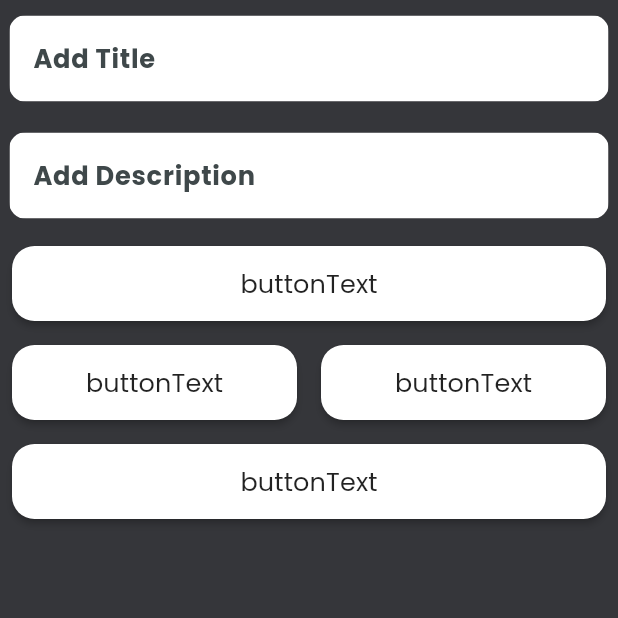
After one commit to Thepilli/todo_app, a Flutter app: the AddTaskScreen screen opened directly, on a phone screen of 412 x 824 dp, the top half of it. The commit adds this screen. Run offline on Flutter 3.47's test engine with Material 2 defaults, Android fonts, the light colour scheme and no system bars; our stand-ins replace country_picker, firebase_auth, firebase_core, flutter_hooks, flutter_screenutil, flutter_vector_icons and 6 more; accounts and stored records are empty; generated files the repository leaves out were written again.

Commit message:
Logout done, TODO dash & todoscreen

```diff
--- a/lib/core/colors.dart
+++ b/lib/core/colors.dart
@@ -3,7 +3,7 @@ import 'package:flutter/material.dart';
 class AppColors {
   const AppColors._();
 
-  static const tPrimaryColor = Color(0xFFFFE400);
+  static const tPrimaryColor = Colors.cyan;
   static const tSecondaryColor = Color(0xFF272727);
   static const tAccentColor = Color(0xFF001BFF);
   static const tCardBgColor = Color(0xffffdcbd);
--- a/lib/core/common/widgets/custome_text_field.dart
+++ b/lib/core/common/widgets/custome_text_field.dart
@@ -28,7 +28,9 @@ class CustomTextField extends StatelessWidget {
 
   @override
   Widget build(BuildContext context) {
-    return Container(
+    return Padding(
+      padding: const EdgeInsets.symmetric(vertical: 10),
+      child: Container(
         constraints: const BoxConstraints(maxWidth: 400),
         decoration: BoxDecoration(color: AppColors.light, borderRadius: BorderRadius.all(Radius.circular(AppConst.jRadius))),
         child: TextFormField(
@@ -70,6 +72,7 @@ class CustomTextField extends StatelessWidget {
             ),
           ),
         ),
+      ),
     );
   }
 }
--- a/lib/core/common/widgets/my_material_button.dart
+++ b/lib/core/common/widgets/my_material_button.dart
@@ -3,10 +3,17 @@ import 'package:google_fonts/google_fonts.dart';
 import 'package:todo_app/core/colors.dart';
 
 class MyMaterialButton extends StatelessWidget {
-  const MyMaterialButton({super.key, required this.buttonText, required this.onPressed, required this.isEnabled});
+  const MyMaterialButton({
+    super.key,
+    required this.buttonText,
+    required this.onPressed,
+    required this.isEnabled,
+    this.color = AppColors.light,
+  });
   final String buttonText;
   final VoidCallback? onPressed;
   final bool isEnabled;
+  final Color? color;
 
   @override
   Widget build(BuildContext context) {
@@ -15,7 +22,7 @@ class MyMaterialButton extends StatelessWidget {
       child: MaterialButton(
         disabledColor: AppColors.blackColor.withOpacity(.3),
         onPressed: isEnabled ? onPressed : null,
-        color: AppColors.light,
+        color: color,
         textColor: AppColors.textDarkColor,
         height: 50,
         minWidth: double.maxFinite,
--- a/lib/core/helper/db_helper.dart
+++ b/lib/core/helper/db_helper.dart
@@ -29,4 +29,9 @@ class DBHelper {
     final userData = await localDb.query('users');
     return userData.isNotEmpty;
   }
+
+  static Future<void> deleteUser() async {
+    final localDb = await db();
+    await localDb.delete('users');
+  }
 }
--- a/lib/features/authentication/repository/authentication_repository.dart
+++ b/lib/features/authentication/repository/authentication_repository.dart
@@ -3,8 +3,8 @@ import 'package:flutter/material.dart';
 import 'package:hooks_riverpod/hooks_riverpod.dart';
 import 'package:todo_app/core/helper/db_helper.dart';
 import 'package:todo_app/core/utils/core_utils.dart';
-import 'package:todo_app/features/authentication/views/otp_verification_page.dart';
-import 'package:todo_app/features/todo/views/home_page.dart';
+import 'package:todo_app/features/authentication/views/otp_verification_screen.dart';
+import 'package:todo_app/features/todo/views/home_screen.dart';
 
 final authProvider = Provider((ref) => AuthenticationRepository(auth: FirebaseAuth.instance));
 
@@ -64,7 +64,7 @@ class AuthenticationRepository {
         await DBHelper.createUser(isVerified: true);
         navigator.pushAndRemoveUntil(
           MaterialPageRoute(
-            builder: (context) => const HomePage(),
+            builder: (context) => HomePage(),
           ),
           (route) => false,
         );
--- a/lib/features/authentication/views/login_page.dart
+++ b/lib/features/authentication/views/login_screen.dart
@@ -2,6 +2,7 @@
 
 import 'package:country_picker/country_picker.dart';
 import 'package:flutter/material.dart';
+import 'package:flutter_hooks/flutter_hooks.dart';
 import 'package:flutter_screenutil/flutter_screenutil.dart';
 import 'package:hooks_riverpod/hooks_riverpod.dart';
 import 'package:todo_app/core/appstyle.dart';
@@ -22,7 +23,7 @@ class LoginPage extends HookConsumerWidget {
   @override
   Widget build(BuildContext context, WidgetRef ref) {
     final code = ref.watch(countryCodeProvider);
-    final phoneNumberController = TextEditingController();
+    final phoneNumberController = useTextEditingController();
 
     return Scaffold(
         body: SafeArea(
--- a/lib/features/on_boarding/views/on_boarding_screen.dart
+++ b/lib/features/on_boarding/views/on_boarding_screen.dart
@@ -3,8 +3,8 @@ import 'package:smooth_page_indicator/smooth_page_indicator.dart';
 import 'package:todo_app/core/colors.dart';
 import 'package:todo_app/core/common/widgets/.fading_text.dart';
 import 'package:todo_app/core/common/widgets/white_space.dart';
-import 'package:todo_app/features/on_boarding/views/widgets/first_page.dart';
-import 'package:todo_app/features/on_boarding/views/widgets/second_page.dart';
+import 'package:todo_app/features/on_boarding/views/widgets/first_screen.dart';
+import 'package:todo_app/features/on_boarding/views/widgets/second_screen.dart';
 
 //Onboardig Screen
 // Image
--- a/lib/features/on_boarding/views/widgets/second_page.dart
+++ b/lib/features/on_boarding/views/widgets/second_screen.dart
@@ -2,7 +2,7 @@ import 'package:flutter/material.dart';
 import 'package:todo_app/core/common/widgets/my_material_button.dart';
 import 'package:todo_app/core/common/widgets/white_space.dart';
 import 'package:todo_app/core/strings/image_strings.dart';
-import 'package:todo_app/features/authentication/views/login_page.dart';
+import 'package:todo_app/features/authentication/views/login_screen.dart';
 
 class SecondPage extends StatelessWidget {
   const SecondPage({super.key});
@@ -21,7 +21,7 @@ class SecondPage extends StatelessWidget {
             Navigator.pushReplacement(
                 context,
                 MaterialPageRoute(
-                  builder: (context) => LoginPage(),
+                  builder: (context) => const LoginPage(),
                 ));
           },
         ),
--- /dev/null
+++ b/lib/features/todo/views/add_task_screen.dart
@@ -0,0 +1,37 @@
+import 'package:flutter/material.dart';
+import 'package:flutter_hooks/flutter_hooks.dart';
+import 'package:hooks_riverpod/hooks_riverpod.dart';
+import 'package:todo_app/core/common/widgets/custome_text_field.dart';
+import 'package:todo_app/core/common/widgets/my_material_button.dart';
+
+class AddTaskScreen extends HookConsumerWidget {
+  const AddTaskScreen({super.key});
+
+  @override
+  Widget build(BuildContext context, WidgetRef ref) {
+    final titleController = useTextEditingController();
+    final descriptionController = useTextEditingController();
+    return Scaffold(
+      body: SafeArea(
+        child: Center(
+          child: Column(
+            mainAxisAlignment: MainAxisAlignment.start,
+            crossAxisAlignment: CrossAxisAlignment.center,
+            children: [
+              CustomTextField(controller: titleController, hintText: 'Add Title', isObscured: false),
+              CustomTextField(controller: descriptionController, hintText: 'Add Description', isObscured: false),
+              MyMaterialButton(buttonText: 'buttonText', onPressed: () {}, isEnabled: true),
+              Row(
+                children: [
+                  Expanded(child: MyMaterialButton(buttonText: 'buttonText', onPressed: () {}, isEnabled: true)),
+                  Expanded(child: MyMaterialButton(buttonText: 'buttonText', onPressed: () {}, isEnabled: true)),
+                ],
+              ),
+              MyMaterialButton(buttonText: 'buttonText', onPressed: () {}, isEnabled: true),
+            ],
+          ),
+        ),
+      ),
+    );
+  }
+}
--- a/lib/main.dart
+++ b/lib/main.dart
@@ -5,7 +5,7 @@ import 'package:hooks_riverpod/hooks_riverpod.dart';
 import 'package:todo_app/core/colors.dart';
 import 'package:todo_app/features/authentication/app/user_provider.dart';
 import 'package:todo_app/features/on_boarding/views/on_boarding_screen.dart';
-import 'package:todo_app/features/todo/views/home_page.dart';
+import 'package:todo_app/features/todo/views/home_screen.dart';
 import 'package:todo_app/firebase_options.dart';
 
 Future<void> main() async {
@@ -32,12 +32,12 @@ class MyApp extends ConsumerWidget {
           title: 'Flutter Demo',
           theme: ThemeData(
             scaffoldBackgroundColor: AppColors.darkBackground,
-            colorScheme: ColorScheme.fromSeed(seedColor: Colors.yellow),
+            colorScheme: ColorScheme.fromSeed(seedColor: AppColors.tPrimaryColor),
             useMaterial3: true,
           ),
           home: ref.watch(userProvider).when(
             data: (userExists) {
-              if (userExists) return const HomePage();
+              if (userExists) return HomePage();
               return const OnBoardingScreen();
             },
             error: (error, stackTrace) {
--- a/pubspec.yaml
+++ b/pubspec.yaml
@@ -46,6 +46,7 @@ dependencies:
   firebase_core: ^2.15.0
   riverpod_annotation: ^2.1.1
   sqflite: ^2.2.8+4
+  flutter_hooks: ^0.18.6
 
 dev_dependencies:
   flutter_test:
```
Also changed, not shown: lib/features/todo/views/home_page.dart (deleted, +0 -84 lines), lib/features/todo/views/home_screen.dart (added, +150 -0 lines), lib/features/authentication/views/otp_verification_screen.dart (renamed from lib/features/authentication/views/otp_verification_page.dart), lib/features/on_boarding/views/widgets/first_screen.dart (renamed from lib/features/on_boarding/views/widgets/first_page.dart), pubspec.lock. Lines whose indentation alone changed are shown as unchanged.
